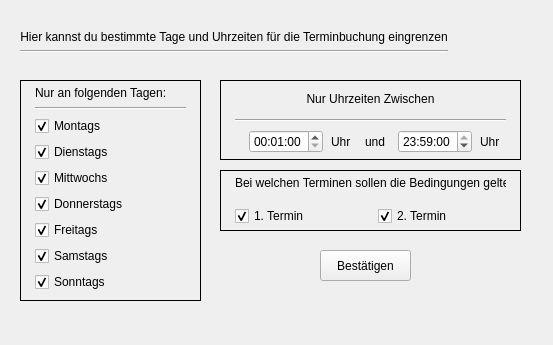
This is tools/qttimer.ui in timreibe/vaccipy as Qt 5 draws it before an edit. The edited form follows.
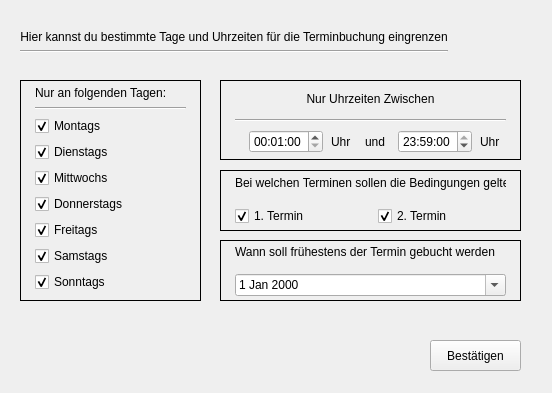
This is the edited form. Icons and pictures are not drawn.

Commit message:
Added "frühstes Datum"
Termin erst ab einem gewissem Datum buchen

The edit to the form file:
```diff
--- a/tools/qttimer.ui
+++ b/tools/qttimer.ui
@@ -6,8 +6,8 @@
    <rect>
     <x>0</x>
     <y>0</y>
-    <width>553</width>
-    <height>345</height>
+    <width>552</width>
+    <height>393</height>
    </rect>
   </property>
   <property name="windowTitle">
@@ -22,8 +22,8 @@
    <widget class="QPushButton" name="pushButton">
     <property name="geometry">
      <rect>
-      <x>320</x>
-      <y>250</y>
+      <x>430</x>
+      <y>340</y>
       <width>91</width>
       <height>31</height>
      </rect>
@@ -399,6 +399,63 @@
      </layout>
     </widget>
    </widget>
+   <widget class="QFrame" name="datum_frame">
+    <property name="geometry">
+     <rect>
+      <x>220</x>
+      <y>240</y>
+      <width>301</width>
+      <height>61</height>
+     </rect>
+    </property>
+    <property name="frameShape">
+     <enum>QFrame::Box</enum>
+    </property>
+    <property name="frameShadow">
+     <enum>QFrame::Plain</enum>
+    </property>
+    <widget class="QWidget" name="verticalLayoutWidget_5">
+     <property name="geometry">
+      <rect>
+       <x>10</x>
+       <y>0</y>
+       <width>281</width>
+       <height>61</height>
+      </rect>
+     </property>
+     <layout class="QVBoxLayout" name="datum_layout">
+      <property name="spacing">
+       <number>15</number>
+      </property>
+      <property name="leftMargin">
+       <number>5</number>
+      </property>
+      <property name="topMargin">
+       <number>5</number>
+      </property>
+      <property name="rightMargin">
+       <number>5</number>
+      </property>
+      <property name="bottomMargin">
+       <number>5</number>
+      </property>
+      <item>
+       <widget class="QLabel" name="start_datum_label">
+        <property name="text">
+         <string>Wann soll frühestens der Termin gebucht werden</string>
+        </property>
+       </widget>
+      </item>
+      <item>
+       <widget class="QDateEdit" name="start_datum_date">
+        <property name="calendarPopup">
+         <bool>true</bool>
+        </property>
+       </widget>
+      </item>
+     </layout>
+    </widget>
+   </widget>
   </widget>
  </widget>
  <resources/>
```
The commit also changes 2 other files.
